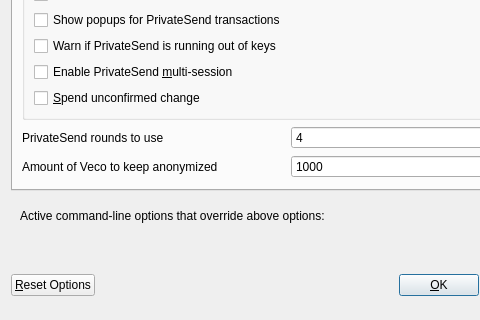
CryptoDevelopmentServices/AdventureCoin, file src/qt/forms/optionsdialog.ui: the form before one commit; both pictures show x 0 to 480 and y 143 to 463 of the 576 by 463 pixel window.
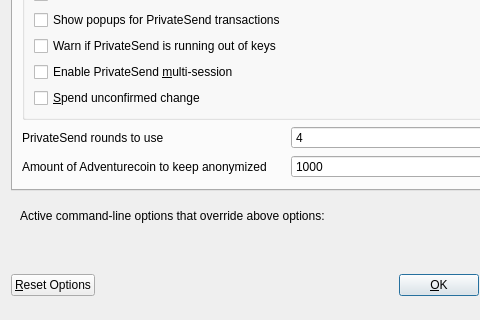
The form after the commit. The open tabs and pages were chosen to show the change. Custom widgets are drawn as their Qt base class.

Diff of the .ui file:
```diff
--- a/src/qt/forms/optionsdialog.ui
+++ b/src/qt/forms/optionsdialog.ui
@@ -263,7 +263,7 @@
             <string notr="true"/>
            </property>
            <property name="text">
-            <string>Amount of Veco to keep anonymized</string>
+            <string>Amount of Adventurecoin to keep anonymized</string>
            </property>
           </widget>
          </item>
```
Left out of the diff: 8 changed lines with no effect on the pictures.
